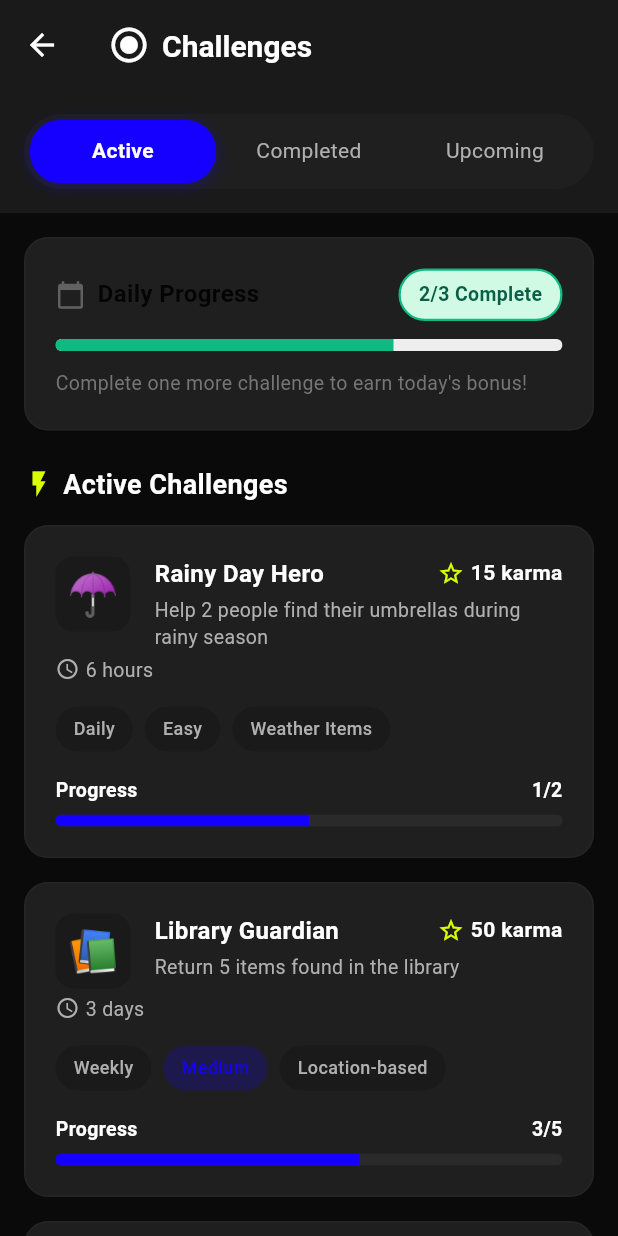
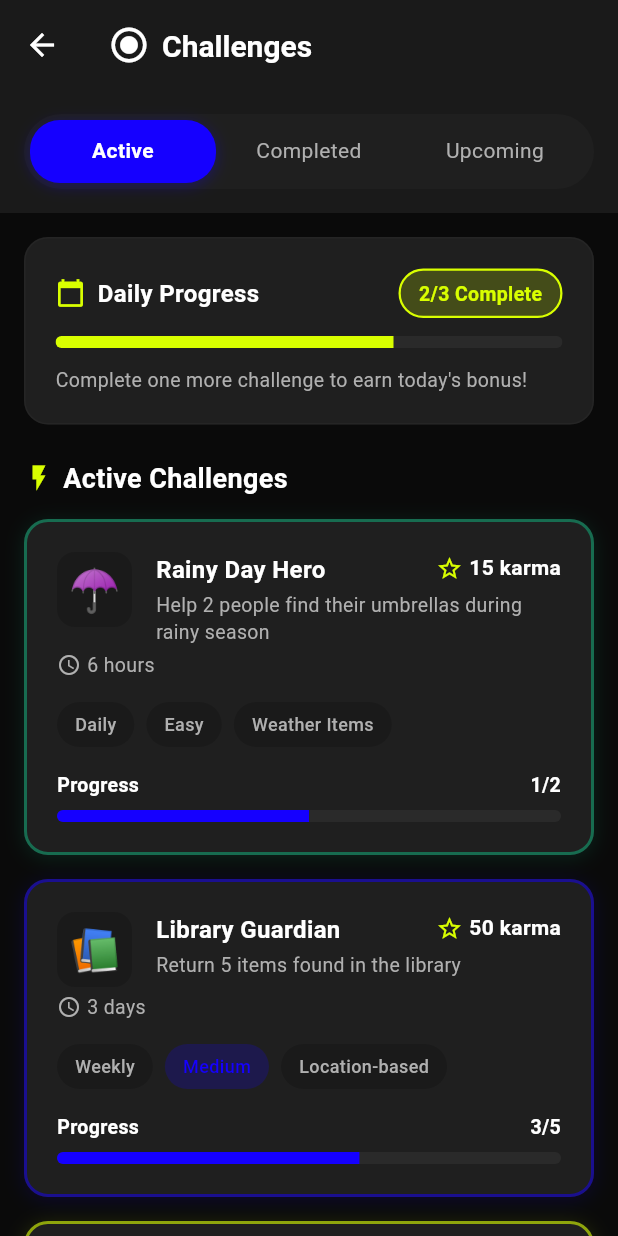
Before and after one commit to meagenotmage/iBalik, a Flutter app: the screen it shows once a user with an empty profile is signed in, item 3 of the bottom bar chosen, after a tap on "Challenges", on a phone screen of 412 x 824 dp. Run offline on Flutter 3.47's test engine with Material 3 defaults, Android fonts, the phone set to English and light mode, and no system bars; our stand-ins replace cloud_firestore, firebase_auth, firebase_core, image_picker, permission_handler, shared_preferences; missing offline and left inert: cloudinary_public; accounts and stored records are empty; Roboto replaces fonts that are missing (SF Pro Display).

Commit message:
style: update colors and styles in ChallengesPage, GameHubPage, and LeaderboardsPage for consistency

```diff
--- a/lib/screens/game/challenges_page.dart
+++ b/lib/screens/game/challenges_page.dart
@@ -243,18 +243,16 @@ class _ChallengesPageState extends State<ChallengesPage> with SingleTickerProvid
                   children: [
                     Row(
                       children: [
-                        Icon(
+                        const Icon(
                           Icons.calendar_today,
                           size: 20,
-                          color: Colors.grey[700],
+                          color: AppColors.secondary,
                         ),
                         const SizedBox(width: 8),
-                        const Text(
+                        Text(
                           'Daily Progress',
-                          style: TextStyle(
-                            fontSize: 16,
-                            fontWeight: FontWeight.bold,
-                            color: Colors.black87,
+                          style: AppTextStyles.titleSmall.copyWith(
+                            color: AppColors.lightText,
                           ),
                         ),
                       ],
@@ -265,18 +263,17 @@ class _ChallengesPageState extends State<ChallengesPage> with SingleTickerProvid
                         vertical: 6,
                       ),
                       decoration: BoxDecoration(
-                        color: const Color(0xFFD1FAE5),
+                        color: AppColors.secondary.withOpacity(0.2),
                         borderRadius: BorderRadius.circular(20),
                         border: Border.all(
-                          color: const Color(0xFF10B981),
+                          color: AppColors.secondary,
                           width: 1.5,
                         ),
                       ),
                       child: Text(
                         '2/3 Complete',
-                        style: TextStyle(
-                          fontSize: 13,
-                          color: const Color(0xFF065F46),
+                        style: AppTextStyles.bodySmall.copyWith(
+                          color: AppColors.secondary,
                           fontWeight: FontWeight.bold,
                         ),
                       ),
@@ -289,18 +286,17 @@ class _ChallengesPageState extends State<ChallengesPage> with SingleTickerProvid
                   child: LinearProgressIndicator(
                     value: 2 / 3,
                     minHeight: 8,
-                    backgroundColor: Colors.grey[200],
+                    backgroundColor: AppColors.darkBorder,
                     valueColor: const AlwaysStoppedAnimation<Color>(
-                      Color(0xFF10B981),
+                      AppColors.secondary,
                     ),
                   ),
                 ),
                 const SizedBox(height: 12),
                 Text(
                   'Complete one more challenge to earn today\'s bonus!',
-                  style: TextStyle(
-                    fontSize: 13,
-                    color: Colors.grey[600],
+                  style: AppTextStyles.bodySmall.copyWith(
+                    color: AppColors.lightTextSecondary,
                   ),
                 ),
               ],
@@ -344,24 +340,22 @@ class _ChallengesPageState extends State<ChallengesPage> with SingleTickerProvid
                 // TODO: Navigate to leaderboards
               },
               style: ElevatedButton.styleFrom(
-                backgroundColor: Colors.black87,
-                foregroundColor: Colors.white,
-                padding: const EdgeInsets.symmetric(vertical: 16),
+                backgroundColor: AppColors.primary,
+                foregroundColor: AppColors.white,
+                padding: const EdgeInsets.symmetric(vertical: AppSpacing.lg),
                 shape: RoundedRectangleBorder(
-                  borderRadius: BorderRadius.circular(12),
+                  borderRadius: BorderRadius.circular(AppRadius.md),
                 ),
-                elevation: 0,
               ),
               child: Row(
                 mainAxisAlignment: MainAxisAlignment.center,
                 children: [
                   const Icon(Icons.emoji_events, size: 20),
                   const SizedBox(width: 8),
-                  const Text(
+                  Text(
                     'View Leaderboards',
-                    style: TextStyle(
-                      fontSize: 16,
-                      fontWeight: FontWeight.bold,
+                    style: AppTextStyles.titleSmall.copyWith(
+                      color: AppColors.white,
                     ),
                   ),
                 ],
@@ -376,6 +370,7 @@ class _ChallengesPageState extends State<ChallengesPage> with SingleTickerProvid
   }
 
   Widget _buildChallengeCard(Map<String, dynamic> challenge) {
+    final borderColor = _getDifficultyBorderColor(challenge['difficulty']);
     return Container(
       margin: const EdgeInsets.only(bottom: 16),
       padding: const EdgeInsets.all(20),
@@ -383,10 +378,16 @@ class _ChallengesPageState extends State<ChallengesPage> with SingleTickerProvid
         color: AppColors.darkCard,
         borderRadius: BorderRadius.circular(AppRadius.lg),
         border: Border.all(
-          color: AppColors.darkBorder.withOpacity(0.5),
-          width: 1,
+          color: borderColor,
+          width: 2,
         ),
-        boxShadow: AppShadows.soft,
+        boxShadow: [
+          BoxShadow(
+            color: borderColor.withOpacity(0.15),
+            blurRadius: 10,
+            offset: const Offset(0, 2),
+          ),
+        ],
       ),
       child: Column(
         crossAxisAlignment: CrossAxisAlignment.start,
@@ -588,6 +589,21 @@ class _ChallengesPageState extends State<ChallengesPage> with SingleTickerProvid
     }
   }
 
+  Color _getDifficultyBorderColor(String difficulty) {
+    switch (difficulty.toLowerCase()) {
+      case 'easy':
+        return const Color(0xFF10B981).withOpacity(0.5);
+      case 'medium':
+        return AppColors.primary.withOpacity(0.5);
+      case 'hard':
+        return AppColors.secondary.withOpacity(0.6);
+      case 'epic':
+        return AppColors.secondary;
+      default:
+        return AppColors.darkBorder;
+    }
+  }
+
   Widget _buildCompletedTab() {
     // Completed challenges data
     final List<Map<String, dynamic>> completedChallenges = [
@@ -647,24 +663,22 @@ class _ChallengesPageState extends State<ChallengesPage> with SingleTickerProvid
                 // TODO: Navigate to leaderboards
               },
               style: ElevatedButton.styleFrom(
-                backgroundColor: Colors.black87,
-                foregroundColor: Colors.white,
-                padding: const EdgeInsets.symmetric(vertical: 16),
+                backgroundColor: AppColors.primary,
+                foregroundColor: AppColors.white,
+                padding: const EdgeInsets.symmetric(vertical: AppSpacing.lg),
                 shape: RoundedRectangleBorder(
-                  borderRadius: BorderRadius.circular(12),
+                  borderRadius: BorderRadius.circular(AppRadius.md),
                 ),
-                elevation: 0,
               ),
               child: Row(
                 mainAxisAlignment: MainAxisAlignment.center,
                 children: [
                   const Icon(Icons.emoji_events, size: 20),
                   const SizedBox(width: 8),
-                  const Text(
+                  Text(
                     'View Leaderboards',
-                    style: TextStyle(
-                      fontSize: 16,
-                      fontWeight: FontWeight.bold,
+                    style: AppTextStyles.titleSmall.copyWith(
+                      color: AppColors.white,
                     ),
                   ),
                 ],
@@ -686,10 +700,16 @@ class _ChallengesPageState extends State<ChallengesPage> with SingleTickerProvid
         color: AppColors.darkCard,
         borderRadius: BorderRadius.circular(AppRadius.lg),
         border: Border.all(
-          color: AppColors.secondary.withOpacity(0.3),
-          width: 1,
+          color: AppColors.secondary.withOpacity(0.5),
+          width: 2,
         ),
-        boxShadow: AppShadows.soft,
+        boxShadow: [
+          BoxShadow(
+            color: AppColors.secondary.withOpacity(0.1),
+            blurRadius: 10,
+            offset: const Offset(0, 2),
+          ),
+        ],
       ),
       child: Row(
         children: [
@@ -812,101 +832,13 @@ class _ChallengesPageState extends State<ChallengesPage> with SingleTickerProvid
       child: Column(
         crossAxisAlignment: CrossAxisAlignment.start,
         children: [
-          // Daily Progress Card
-          Container(
-            padding: const EdgeInsets.all(20),
-            decoration: BoxDecoration(
-              color: Colors.white,
-              borderRadius: BorderRadius.circular(16),
-              boxShadow: [
-                BoxShadow(
-                  color: Colors.black.withOpacity(0.05),
-                  blurRadius: 10,
-                  offset: const Offset(0, 2),
-                ),
-              ],
-            ),
-            child: Column(
-              crossAxisAlignment: CrossAxisAlignment.start,
-              children: [
-                Row(
-                  mainAxisAlignment: MainAxisAlignment.spaceBetween,
-                  children: [
-                    Row(
-                      children: [
-                        Icon(
-                          Icons.calendar_today,
-                          size: 20,
-                          color: Colors.grey[700],
-                        ),
-                        const SizedBox(width: 8),
-                        const Text(
-                          'Daily Progress',
-                          style: TextStyle(
-                            fontSize: 16,
-                            fontWeight: FontWeight.bold,
-                            color: Colors.black87,
-                          ),
-                        ),
-                      ],
-                    ),
-                    Container(
-                      padding: const EdgeInsets.symmetric(
-                        horizontal: 12,
-                        vertical: 6,
-                      ),
-                      decoration: BoxDecoration(
-                        color: const Color(0xFFD1FAE5),
-                        borderRadius: BorderRadius.circular(20),
-                        border: Border.all(
-                          color: const Color(0xFF10B981),
-                          width: 1.5,
-                        ),
-                      ),
-                      child: Text(
-                        '2/3 Complete',
-                        style: TextStyle(
-                          fontSize: 13,
-                          color: const Color(0xFF065F46),
-                          fontWeight: FontWeight.bold,
-                        ),
-                      ),
-                    ),
-                  ],
-                ),
-                const SizedBox(height: 12),
-                ClipRRect(
-                  borderRadius: BorderRadius.circular(10),
-                  child: LinearProgressIndicator(
-                    value: 2 / 3,
-                    minHeight: 8,
-                    backgroundColor: Colors.grey[200],
-                    valueColor: const AlwaysStoppedAnimation<Color>(
-                      Color(0xFF10B981),
-                    ),
-                  ),
-                ),
-                const SizedBox(height: 12),
-                Text(
-                  'Complete one more challenge to earn today\'s bonus!',
-                  style: TextStyle(
-                    fontSize: 13,
-                    color: Colors.grey[600],
-                  ),
-                ),
-              ],
-            ),
-          ),
-
-          const SizedBox(height: 24),
-
           // Upcoming Challenges Header
           Row(
             children: [
               const Icon(
                 Icons.star_outline,
                 size: 20,
-                color: AppColors.lightText,
+                color: AppColors.secondary,
               ),
               const SizedBox(width: 6),
               Text(
@@ -935,24 +867,22 @@ class _ChallengesPageState extends State<ChallengesPage> with SingleTickerProvid
                 // TODO: Navigate to leaderboards
               },
               style: ElevatedButton.styleFrom(
-                backgroundColor: Colors.black87,
-                foregroundColor: Colors.white,
-                padding: const EdgeInsets.symmetric(vertical: 16),
+                backgroundColor: AppColors.primary,
+                foregroundColor: AppColors.white,
+                padding: const EdgeInsets.symmetric(vertical: AppSpacing.lg),
                 shape: RoundedRectangleBorder(
-                  borderRadius: BorderRadius.circular(12),
+                  borderRadius: BorderRadius.circular(AppRadius.md),
                 ),
-                elevation: 0,
               ),
               child: Row(
                 mainAxisAlignment: MainAxisAlignment.center,
                 children: [
                   const Icon(Icons.emoji_events, size: 20),
                   const SizedBox(width: 8),
-                  const Text(
+                  Text(
                     'View Leaderboards',
-                    style: TextStyle(
-                      fontSize: 16,
-                      fontWeight: FontWeight.bold,
+                    style: AppTextStyles.titleSmall.copyWith(
+                      color: AppColors.white,
                     ),
                   ),
                 ],
@@ -967,14 +897,15 @@ class _ChallengesPageState extends State<ChallengesPage> with SingleTickerProvid
   }
 
   Widget _buildUpcomingChallengeCard(Map<String, dynamic> challenge) {
+    final borderColor = _getDifficultyBorderColor(challenge['difficulty']);
     return Container(
       margin: const EdgeInsets.only(bottom: 16),
       padding: const EdgeInsets.all(20),
       decoration: BoxDecoration(
-        color: AppColors.darkCard.withOpacity(0.7),
+        color: AppColors.darkCard.withOpacity(0.5),
         borderRadius: BorderRadius.circular(AppRadius.lg),
         border: Border.all(
-          color: AppColors.darkBorder,
+          color: borderColor.withOpacity(0.3),
           width: 1,
         ),
       ),
--- a/lib/screens/game/game_hub_page.dart
+++ b/lib/screens/game/game_hub_page.dart
@@ -141,8 +141,8 @@ class _GameHubPageState extends State<GameHubPage> {
                 color: AppColors.darkCard,
                 borderRadius: BorderRadius.circular(AppRadius.lg),
                 border: Border.all(
-                  color: AppColors.darkBorder.withOpacity(0.5),
-                  width: 1,
+                  color: AppColors.primary,
+                  width: 2,
                 ),
                 boxShadow: AppShadows.soft,
               ),
@@ -470,8 +470,8 @@ class _GameHubPageState extends State<GameHubPage> {
                 color: AppColors.darkCard,
                 borderRadius: BorderRadius.circular(AppRadius.lg),
                 border: Border.all(
-                  color: AppColors.darkBorder.withOpacity(0.5),
-                  width: 1,
+                  color: AppColors.secondary.withOpacity(0.3),
+                  width: 1.5,
                 ),
                 boxShadow: AppShadows.soft,
               ),
--- a/lib/screens/game/leaderboards_page.dart
+++ b/lib/screens/game/leaderboards_page.dart
@@ -333,8 +333,8 @@ class _LeaderboardsPageState extends State<LeaderboardsPage> {
                   color: AppColors.darkCard,
                   borderRadius: BorderRadius.circular(AppRadius.lg),
                   border: Border.all(
-                    color: AppColors.primary.withOpacity(0.3),
-                    width: 1.5,
+                    color: AppColors.primary,
+                    width: 2,
                   ),
                   boxShadow: AppShadows.soft,
                 ),
@@ -633,6 +633,13 @@ class _LeaderboardsPageState extends State<LeaderboardsPage> {
                         color: user['rank'] == 1 ? AppColors.secondary : AppColors.darkBorder,
                         width: user['rank'] == 1 ? 2 : 1,
                       ),
+                      boxShadow: user['rank'] == 1 ? [
+                        BoxShadow(
+                          color: AppColors.secondary.withOpacity(0.2),
+                          blurRadius: 12,
+                          offset: const Offset(0, 2),
+                        ),
+                      ] : null,
                     ),
                     child: Center(
                       child: Icon(
@@ -659,7 +666,7 @@ class _LeaderboardsPageState extends State<LeaderboardsPage> {
         color: AppColors.darkCard,
         borderRadius: BorderRadius.circular(AppRadius.lg),
         border: Border.all(
-          color: AppColors.darkBorder.withOpacity(0.5),
+          color: AppColors.darkBorder,
           width: 1,
         ),
         boxShadow: AppShadows.soft,
```
